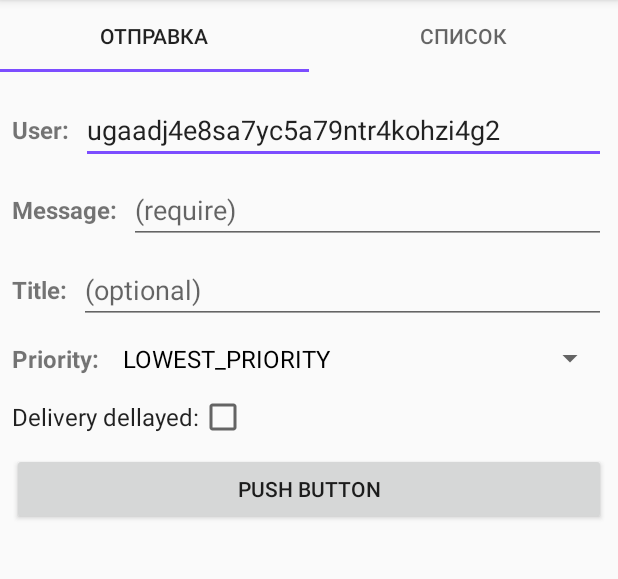
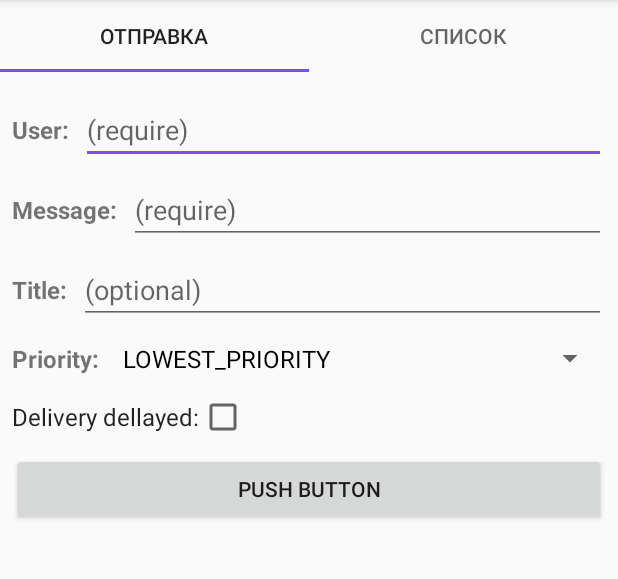
Before and after one commit to AlekseyKholmanov/push-notication-app, an Android app: the screen it shows after launch (MainActivity), on a phone screen of 412 x 824 dp, the part 84-663 px from its top. Run offline under Robolectric (Android 15) with nearby library versions, the phone set to English and light mode, and no system bars; libraries missing offline, so code that uses them is left out: com.arellomobile.mvp; 9 statements that could not run were skipped.

Commit message:
small refactoring

```diff
--- a/app/src/main/java/ru/aholmanov/push_notification_app/presentation/push_sender/SenderFragment.kt
+++ b/app/src/main/java/ru/aholmanov/push_notification_app/presentation/push_sender/SenderFragment.kt
@@ -13,6 +13,7 @@ import com.arellomobile.mvp.presenter.InjectPresenter
 import com.arellomobile.mvp.presenter.ProvidePresenter
 import com.google.android.material.snackbar.Snackbar
 import kotlinx.android.synthetic.main.fragment_push_sender.*
+import kotlinx.android.synthetic.main.progress_bar.*
 import org.joda.time.DateTime
 import ru.aholmanov.push_notification_app.App
 import ru.aholmanov.push_notification_app.R
@@ -111,7 +112,7 @@ class SenderFragment : AndroidXMvpAppCompatFragment(), SenderView, IDatePickerCa
     }
 
     override fun showLoading(show: Boolean) {
-        progressBar.isVisible = show
+        progress_overlay.isVisible = show
         sender_submit_button.isEnabled = !show
     }
 
--- a/app/src/main/res/layout/fragment_push_sender.xml
+++ b/app/src/main/res/layout/fragment_push_sender.xml
@@ -1,24 +1,16 @@
 <?xml version="1.0" encoding="utf-8"?>
-<androidx.constraintlayout.widget.ConstraintLayout
+<RelativeLayout
         xmlns:android="http://schemas.android.com/apk/res/android"
-        xmlns:app="http://schemas.android.com/apk/res-auto"
         android:id="@+id/sender_layout"
         android:layout_width="match_parent"
         android:layout_height="match_parent">
-    <ProgressBar
-            android:id="@+id/progressBar"
-            style="?android:attr/progressBarStyle"
-            android:layout_width="wrap_content"
-            android:layout_height="wrap_content"
-            android:visibility="invisible"
-            app:layout_constraintBottom_toBottomOf="parent"
-            app:layout_constraintEnd_toEndOf="parent"
-            app:layout_constraintStart_toStartOf="parent"
-            app:layout_constraintTop_toTopOf="parent"/>
-    <ScrollView android:layout_width="match_parent" android:layout_height="match_parent">
+    <include layout="@layout/progress_bar"/>
+    <ScrollView
+            android:layout_width="match_parent"
+            android:layout_height="match_parent">
         <LinearLayout
                 android:orientation="vertical"
-                android:layout_height="match_parent"
+                android:layout_height="wrap_content"
                 android:layout_width="match_parent"
                 android:padding="8dp">
             <RelativeLayout
@@ -41,7 +33,6 @@
                         android:layout_height="wrap_content"
                         android:hint="@string/hint_require"
                         android:maxLines="2"
-                        android:text="ugaadj4e8sa7yc5a79ntr4kohzi4g2"
                         android:layout_centerVertical="true"
                         android:layout_toEndOf="@id/user_placeholder"/>
             </RelativeLayout>
@@ -195,4 +186,4 @@
 
         </LinearLayout>
     </ScrollView>
-</androidx.constraintlayout.widget.ConstraintLayout>
+</RelativeLayout>
```
Also changed, not shown: app/src/main/res/layout/progress_bar.xml (added, +21 -0 lines).
